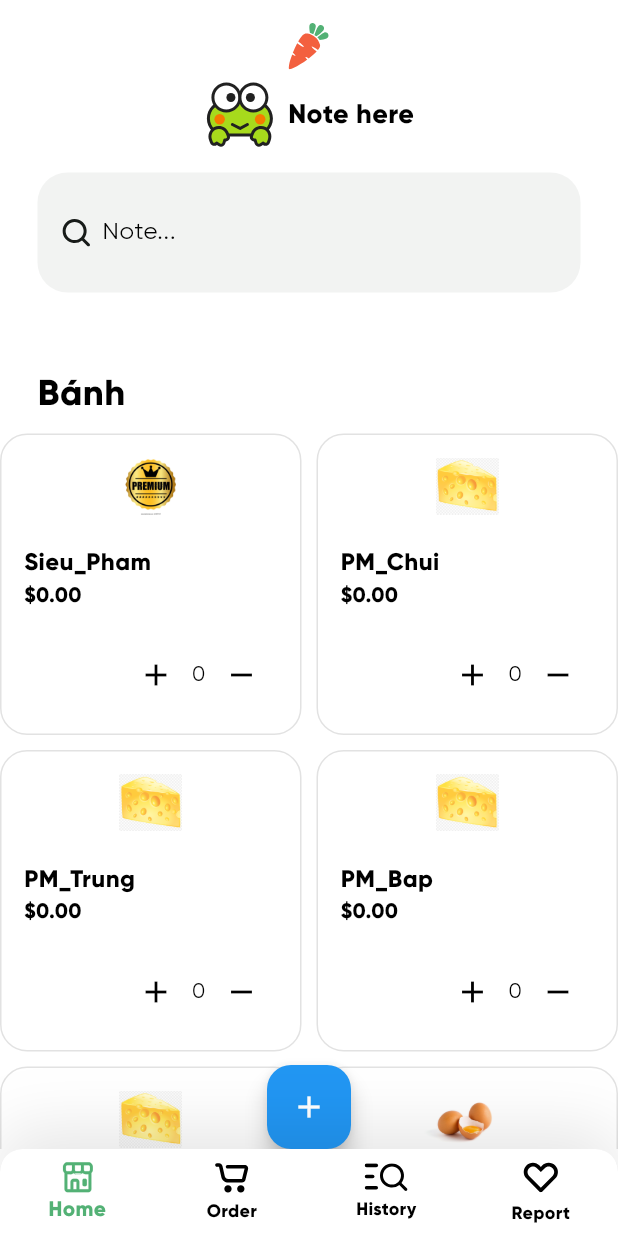
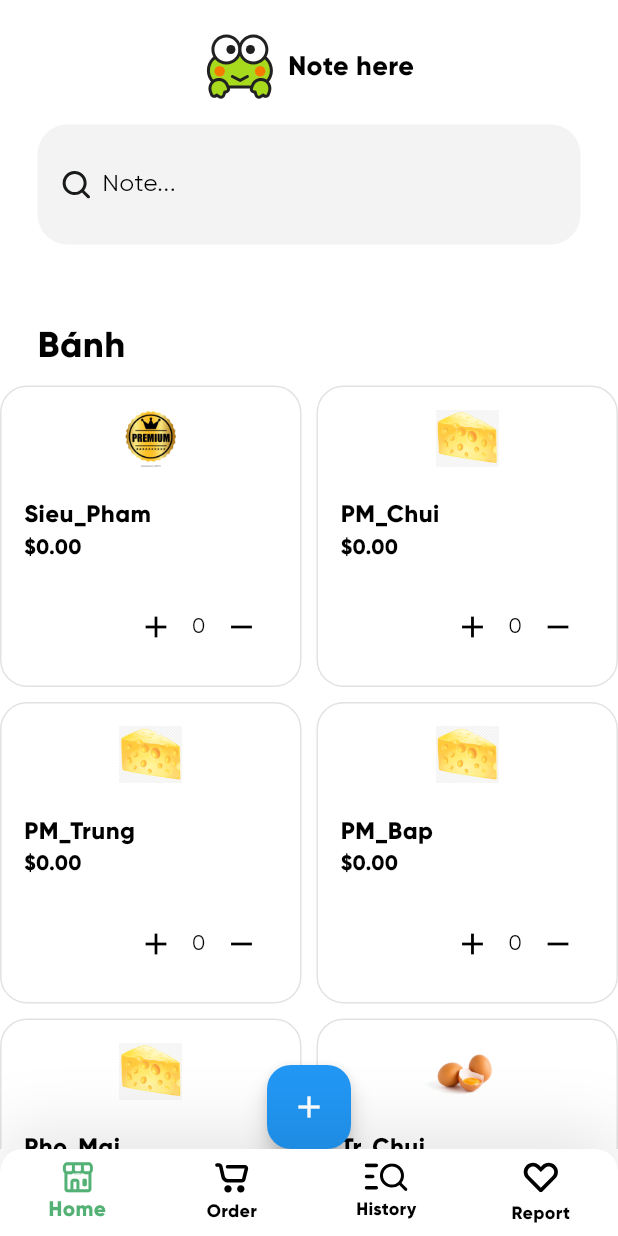
Before and after one commit to Man-Minh-PG/order_manager_android, a Flutter app: the screen it shows after launch, on a phone screen of 412 x 824 dp. Run offline on Flutter 3.47's test engine with Material 3 defaults, Android fonts, the phone set to English and light mode, and no system bars; our stand-ins replace flutter_svg, sqflite; accounts and stored records are empty.

Commit message:
edit ui screen home - edit

```diff
--- a/lib/screens/home/home_screen.dart
+++ b/lib/screens/home/home_screen.dart
@@ -45,7 +45,7 @@ class _HomeScreenState extends State<HomeScreen> {
                   SizedBox(
                     height: 15,
                   ),
-                  SvgPicture.asset("assets/icons/app_icon_color.svg"),
+                  // SvgPicture.asset("assets/icons/app_icon_color.svg"),
                   SizedBox(
                     height: 5,
                   ),
```
Also changed, not shown: lib/screens/cart/edit_order_screen.dart (+6 -4 lines).
